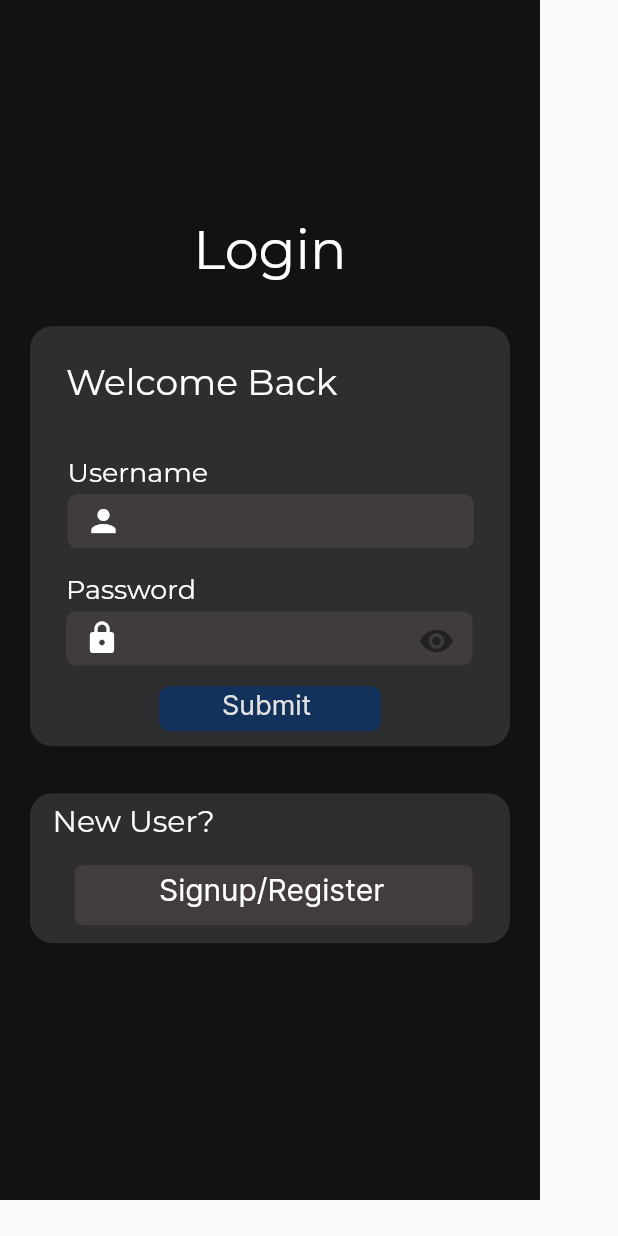
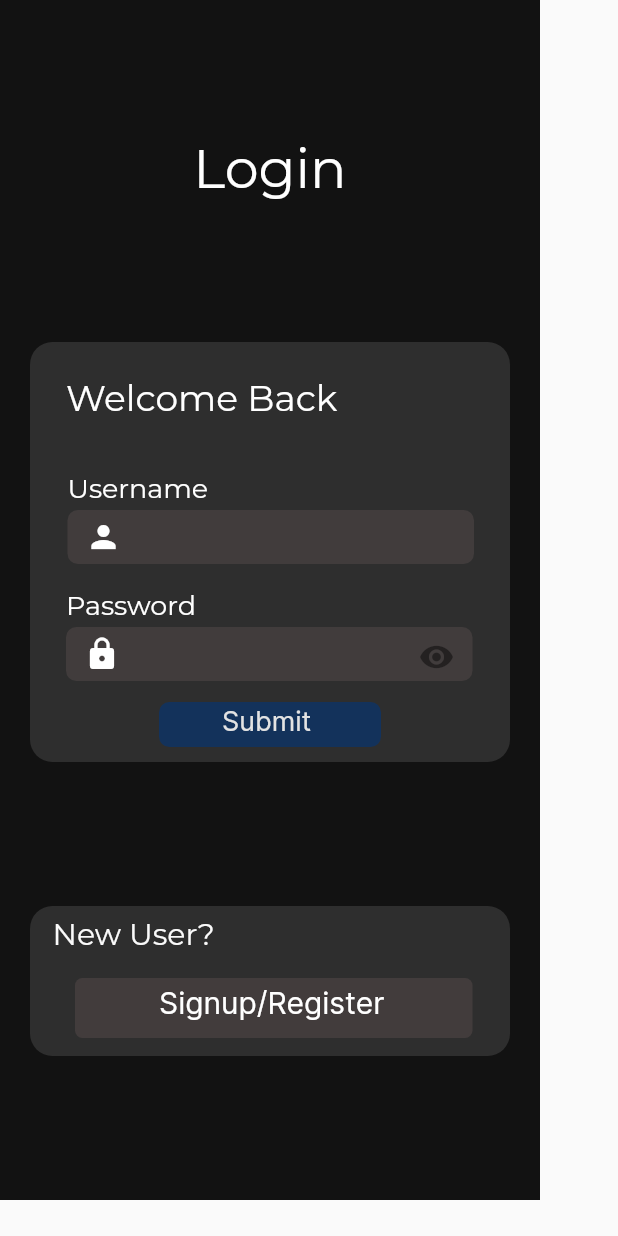
Before and after one commit to amanhsn/E-NUST, a Flutter app: the screen it shows after launch, on a phone screen of 412 x 824 dp. Run offline on Flutter 3.47's test engine with Material 2 defaults, Android fonts, the phone set to English and light mode, and no system bars; our stand-ins replace firebase_auth, firebase_core, flutter_svg; accounts and stored records are empty; project files that could hold a hidden picture were left out.

Commit message:
Expanded<>

```diff
--- a/lib/main.dart
+++ b/lib/main.dart
@@ -60,7 +60,8 @@ class _MyHomePageState extends State<MyHomePage> {
   }
   @override
   Widget build(BuildContext context){
-    return Scaffold(
+    return Container(
+      child: Scaffold(
       body: FutureBuilder(
         future: _initializeFirebase(),
         builder: (context, snapshot){
@@ -69,6 +70,7 @@ class _MyHomePageState extends State<MyHomePage> {
           }
           return const Center(child: CircularProgressIndicator());
         }
+      )
       )
     );
   }
@@ -102,7 +104,7 @@ class _MyHomePageState extends State<MyHomePage> {
     width: 360,
     height: 800,
     color: const Color(0xff121212),
-    padding: const EdgeInsets.only(top: 119, bottom: 140, ),
+    child: Expanded(
     child: Column(
       mainAxisAlignment: MainAxisAlignment.spaceEvenly,
       children: [
@@ -372,6 +374,7 @@ const Positioned(
     ),
     ],
         ),
+     ),
         );
 }
 }
```
Also changed, not shown: 1 other file.
